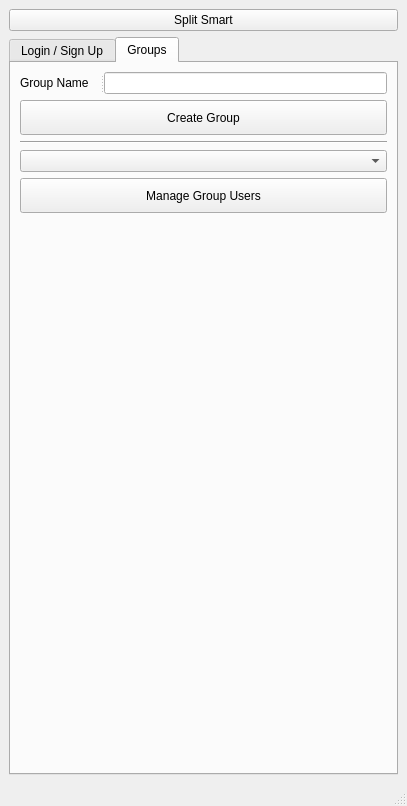
Qt form split_smart/ui/ui_main.ui (kiryha/CIS566) before a commit.
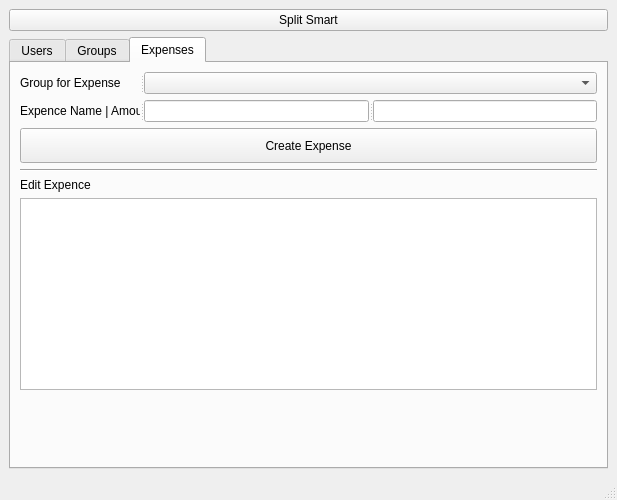
The same form after that commit.

```diff
--- a/split_smart/ui/ui_main.ui
+++ b/split_smart/ui/ui_main.ui
@@ -6,8 +6,8 @@
    <rect>
     <x>0</x>
     <y>0</y>
-    <width>407</width>
-    <height>806</height>
+    <width>617</width>
+    <height>500</height>
    </rect>
   </property>
   <property name="windowTitle">
@@ -25,11 +25,11 @@
     <item>
      <widget class="QTabWidget" name="tabWidget">
       <property name="currentIndex">
-       <number>1</number>
+       <number>2</number>
       </property>
       <widget class="QWidget" name="tab_1">
        <attribute name="title">
-        <string>Login / Sign Up</string>
+        <string>Users</string>
        </attribute>
        <layout class="QVBoxLayout" name="verticalLayout_2">
         <item>
@@ -311,6 +311,107 @@
         </item>
        </layout>
       </widget>
+      <widget class="QWidget" name="tab_3">
+       <attribute name="title">
+        <string>Expenses</string>
+       </attribute>
+       <layout class="QVBoxLayout" name="verticalLayout_4">
+        <item>
+         <widget class="QSplitter" name="splitter_8">
+          <property name="orientation">
+           <enum>Qt::Horizontal</enum>
+          </property>
+          <widget class="QLabel" name="label_8">
+           <property name="minimumSize">
+            <size>
+             <width>120</width>
+             <height>0</height>
+            </size>
+           </property>
+           <property name="maximumSize">
+            <size>
+             <width>120</width>
+             <height>16777215</height>
+            </size>
+           </property>
+           <property name="text">
+            <string>Group for Expense</string>
+           </property>
+          </widget>
+          <widget class="QComboBox" name="comGroupsFoExpense"/>
+         </widget>
+        </item>
+        <item>
+         <widget class="QSplitter" name="splitter_9">
+          <property name="orientation">
+           <enum>Qt::Horizontal</enum>
+          </property>
+          <widget class="QLabel" name="label_9">
+           <property name="minimumSize">
+            <size>
+             <width>120</width>
+             <height>0</height>
+            </size>
+           </property>
+           <property name="maximumSize">
+            <size>
+             <width>120</width>
+             <height>16777215</height>
+            </size>
+           </property>
+           <property name="text">
+            <string>Expence Name | Amount</string>
+           </property>
+          </widget>
+          <widget class="QLineEdit" name="linExpenceName"/>
+          <widget class="QLineEdit" name="linExpenceAmount"/>
+         </widget>
+        </item>
+        <item>
+         <widget class="QPushButton" name="btnCreateExpense">
+          <property name="minimumSize">
+           <size>
+            <width>0</width>
+            <height>35</height>
+           </size>
+          </property>
+          <property name="text">
+           <string>Create Expense</string>
+          </property>
+         </widget>
+        </item>
+        <item>
+         <widget class="Line" name="line_3">
+          <property name="orientation">
+           <enum>Qt::Horizontal</enum>
+          </property>
+         </widget>
+        </item>
+        <item>
+         <widget class="QLabel" name="label_10">
+          <property name="text">
+           <string>Edit Expence</string>
+          </property>
+         </widget>
+        </item>
+        <item>
+         <widget class="QTableView" name="tabExpenses"/>
+        </item>
+        <item>
+         <spacer name="verticalSpacer_3">
+          <property name="orientation">
+           <enum>Qt::Vertical</enum>
+          </property>
+          <property name="sizeHint" stdset="0">
+           <size>
+            <width>20</width>
+            <height>40</height>
+           </size>
+          </property>
+         </spacer>
+        </item>
+       </layout>
+      </widget>
      </widget>
     </item>
    </layout>
```
Left out of the diff: 2 changed lines with no effect on the pictures.
